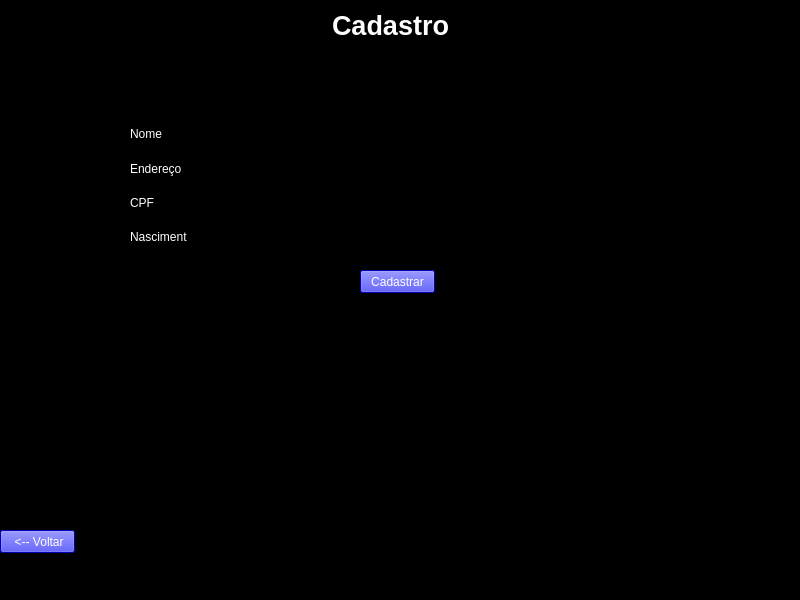
The window that tela_cad.ui (JorgeLuis8/Trabalho-POO-II) describes before a commit, drawn with Qt 5.
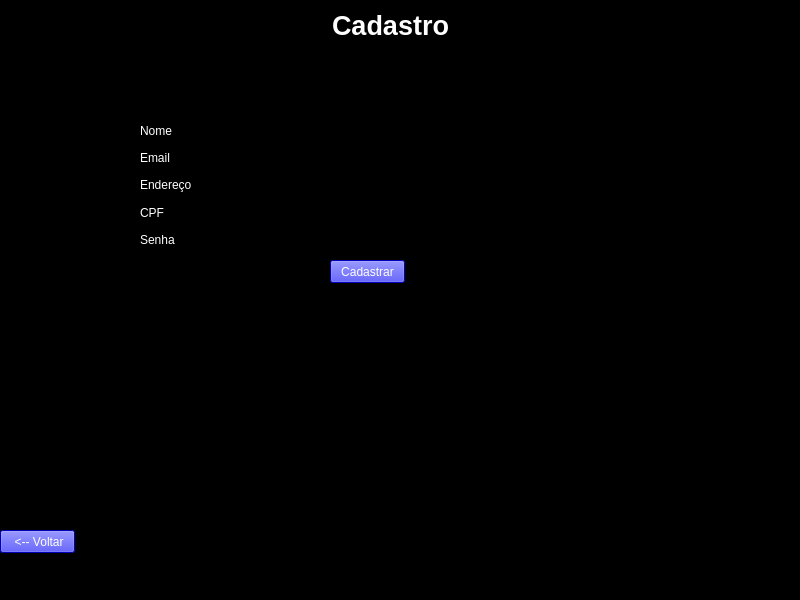
The same window after the commit.

What changed in the file:
```diff
--- a/tela_cad.ui
+++ b/tela_cad.ui
@@ -61,39 +61,36 @@
      <string> &lt;-- Voltar</string>
     </property>
    </widget>
+   <widget class="QPushButton" name="Botao_cadastrar">
+    <property name="geometry">
+     <rect>
+      <x>330</x>
+      <y>260</y>
+      <width>75</width>
+      <height>23</height>
+     </rect>
+    </property>
+    <property name="styleSheet">
+     <string notr="true">background-color:blue;
+color:white;</string>
+    </property>
+    <property name="text">
+     <string>Cadastrar</string>
+    </property>
+   </widget>
    <widget class="QWidget" name="layoutWidget">
     <property name="geometry">
      <rect>
-      <x>210</x>
+      <x>140</x>
       <y>120</y>
-      <width>401</width>
-      <height>131</height>
+      <width>461</width>
+      <height>130</height>
      </rect>
     </property>
-    <layout class="QVBoxLayout" name="verticalLayout_2">
+    <layout class="QHBoxLayout" name="horizontalLayout">
      <item>
-      <widget class="QLineEdit" name="lineEdit_3"/>
-     </item>
+      <layout class="QVBoxLayout" name="verticalLayout_3">
      <item>
-      <widget class="QLineEdit" name="lineEdit_4"/>
-     </item>
-     <item>
-      <widget class="QLineEdit" name="lineEdit"/>
-     </item>
-     <item>
-      <widget class="QLineEdit" name="lineEdit_2"/>
-     </item>
-    </layout>
-   </widget>
-   <widget class="QWidget" name="layoutWidget_2">
-    <property name="geometry">
-     <rect>
-      <x>130</x>
-      <y>120</y>
-      <width>57</width>
-      <height>131</height>
-     </rect>
-    </property>
     <layout class="QVBoxLayout" name="verticalLayout">
      <item>
       <widget class="QLabel" name="label_2">
@@ -105,6 +102,16 @@
        </property>
       </widget>
      </item>
+         <item>
+          <widget class="QLabel" name="label_6">
+           <property name="styleSheet">
+            <string notr="true">color: white</string>
+           </property>
+           <property name="text">
+            <string>Email</string>
+           </property>
+          </widget>
+         </item>
      <item>
       <widget class="QLabel" name="label_4">
        <property name="styleSheet">
@@ -131,28 +138,58 @@
         <string notr="true">color:white;</string>
        </property>
        <property name="text">
-        <string>Nascimento</string>
+            <string>Senha</string>
        </property>
       </widget>
      </item>
     </layout>
-   </widget>
-   <widget class="QPushButton" name="Botao_cadastrar">
-    <property name="geometry">
-     <rect>
-      <x>360</x>
-      <y>270</y>
-      <width>75</width>
-      <height>23</height>
-     </rect>
-    </property>
+       </item>
+      </layout>
+     </item>
+     <item>
+      <layout class="QVBoxLayout" name="verticalLayout_4">
+       <item>
+        <layout class="QVBoxLayout" name="verticalLayout_2">
+         <item>
+          <widget class="QLineEdit" name="lineEdit_3">
+           <property name="styleSheet">
+            <string notr="true">color:white</string>
+           </property>
+          </widget>
+         </item>
+         <item>
+          <widget class="QLineEdit" name="lineEdit_4">
+           <property name="styleSheet">
+            <string notr="true">color:white</string>
+           </property>
+          </widget>
+         </item>
+         <item>
+          <widget class="QLineEdit" name="lineEdit">
     <property name="styleSheet">
-     <string notr="true">background-color:blue;
-color:white;</string>
-    </property>
-    <property name="text">
-     <string>Cadastrar</string>
-    </property>
+            <string notr="true">color:white</string>
+           </property>
+          </widget>
+         </item>
+         <item>
+          <widget class="QLineEdit" name="lineEdit_2">
+           <property name="styleSheet">
+            <string notr="true">color:white</string>
+           </property>
+          </widget>
+         </item>
+        </layout>
+       </item>
+       <item>
+        <widget class="QLineEdit" name="lineEdit_5">
+         <property name="styleSheet">
+          <string notr="true">color:white</string>
+         </property>
+        </widget>
+       </item>
+      </layout>
+     </item>
+    </layout>
    </widget>
   </widget>
   <widget class="QMenuBar" name="menubar">
```
Lines whose indentation alone changed are shown as unchanged.
